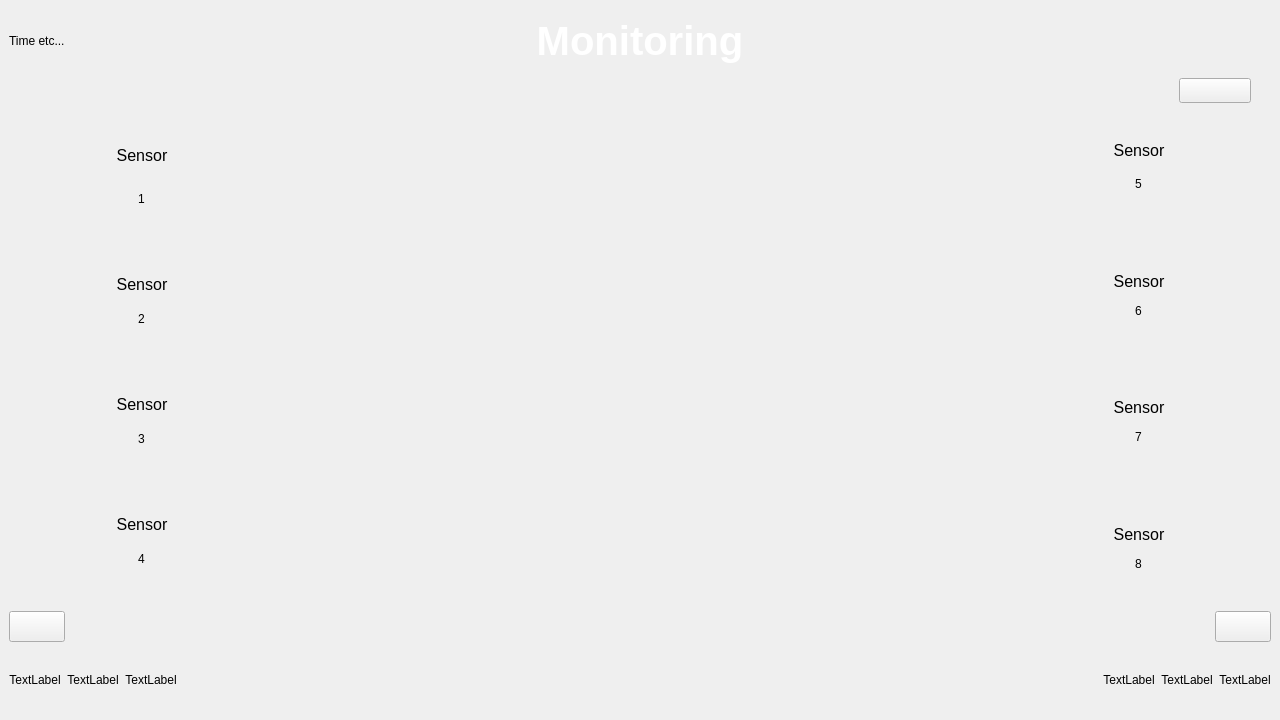
dup06087/Ship_Controller_UI, file new_UI/V2.0_add_main_and_boardprogram/Theme.ui: the form before one commit.
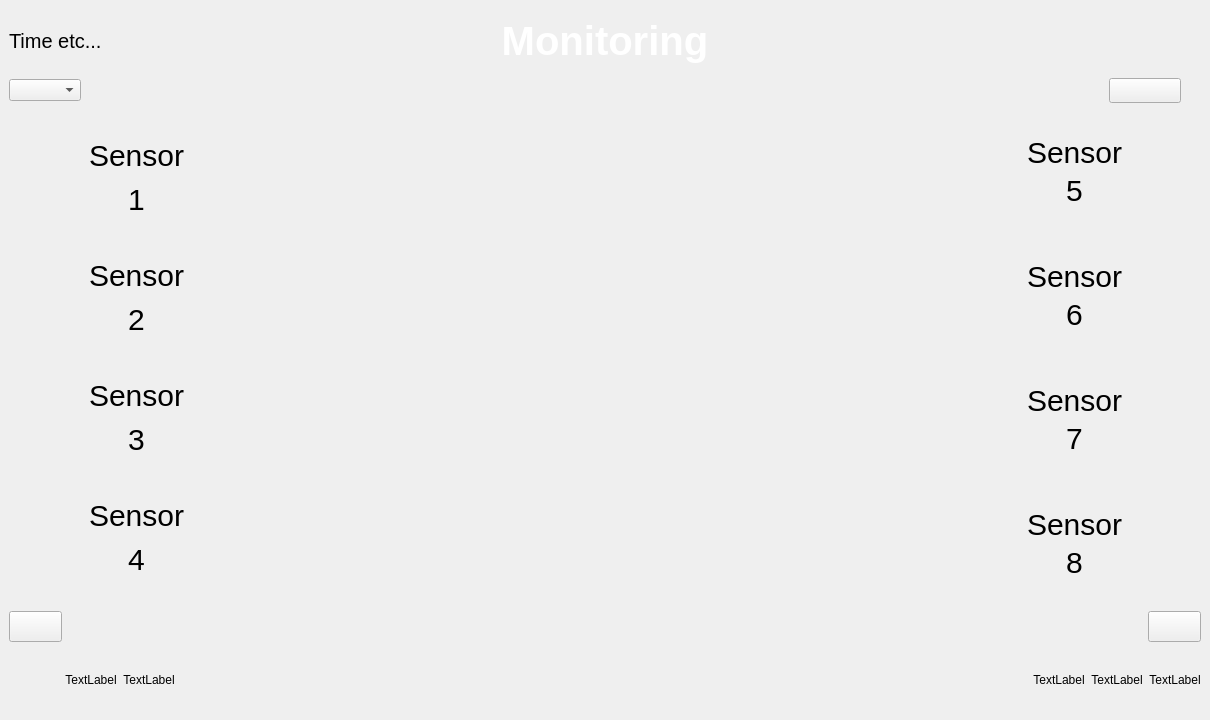
The form after the commit. The open tabs and pages were chosen to show the change. Icons and pictures are not drawn. Custom widgets are drawn as their Qt base class.

What changed in the file:
```diff
--- a/new_UI/V2.0_add_main_and_boardprogram/Theme.ui
+++ b/new_UI/V2.0_add_main_and_boardprogram/Theme.ui
@@ -6,7 +6,7 @@
    <rect>
     <x>0</x>
     <y>0</y>
-    <width>1280</width>
+    <width>1210</width>
     <height>720</height>
    </rect>
   </property>
@@ -31,7 +31,13 @@
         <item>
          <layout class="QHBoxLayout" name="horizontalLayout_2">
           <item>
-           <widget class="QLabel" name="lbl_top_left">
+           <widget class="QLabel" name="lbl_time">
+            <property name="font">
+             <font>
+              <family>Arial</family>
+              <pointsize>15</pointsize>
+             </font>
+            </property>
             <property name="text">
              <string>Time etc...</string>
             </property>
@@ -165,7 +171,10 @@
        </layout>
       </item>
       <item>
-       <layout class="QHBoxLayout" name="lay_menu_h" stretch="0,200,2,5">
+       <layout class="QHBoxLayout" name="lay_menu_h" stretch="0,0,200,2,5">
+        <item>
+         <widget class="QComboBox" name="combo_port"/>
+        </item>
         <item>
          <spacer name="verticalSpacer_9">
           <property name="orientation">
@@ -314,7 +323,12 @@
     background-repeat: no-repeat;
     background-position: center;
     background-size: cover;
-}</string>
+}
+
+QWidget{
+font-size: 30px; font-family: Arial;
+}
+</string>
                     </property>
                     <layout class="QGridLayout" name="gridLayout_16">
                      <item row="0" column="0">
@@ -368,7 +382,7 @@
                               <property name="font">
                                <font>
                                 <family>Arial</family>
-                                <pointsize>12</pointsize>
+                                <pointsize>-1</pointsize>
                                </font>
                               </property>
                               <property name="text">
@@ -509,7 +523,7 @@
                               <property name="font">
                                <font>
                                 <family>Arial</family>
-                                <pointsize>12</pointsize>
+                                <pointsize>-1</pointsize>
                                </font>
                               </property>
                               <property name="text">
@@ -519,7 +533,7 @@
                                <bool>true</bool>
                               </property>
                               <property name="alignment">
-                               <set>Qt::AlignBottom|Qt::AlignHCenter</set>
+                               <set>Qt::AlignCenter</set>
                               </property>
                              </widget>
                             </item>
@@ -650,7 +664,7 @@
                               <property name="font">
                                <font>
                                 <family>Arial</family>
-                                <pointsize>12</pointsize>
+                                <pointsize>-1</pointsize>
                                </font>
                               </property>
                               <property name="text">
@@ -660,7 +674,7 @@
                                <bool>true</bool>
                               </property>
                               <property name="alignment">
-                               <set>Qt::AlignBottom|Qt::AlignHCenter</set>
+                               <set>Qt::AlignCenter</set>
                               </property>
                              </widget>
                             </item>
@@ -785,7 +799,7 @@
                               <property name="font">
                                <font>
                                 <family>Arial</family>
-                                <pointsize>12</pointsize>
+                                <pointsize>-1</pointsize>
                                </font>
                               </property>
                               <property name="text">
@@ -795,7 +809,7 @@
                                <bool>true</bool>
                               </property>
                               <property name="alignment">
-                               <set>Qt::AlignBottom|Qt::AlignHCenter</set>
+                               <set>Qt::AlignCenter</set>
                               </property>
                              </widget>
                             </item>
@@ -1093,7 +1107,12 @@
     background-repeat: no-repeat;
     background-position: center;
     background-size: cover;
-}</string>
+}
+
+QWidget{
+font-size: 30px; font-family: Arial;
+}
+</string>
                     </property>
                     <layout class="QGridLayout" name="gridLayout_17">
                      <item row="0" column="0">
@@ -1141,7 +1160,7 @@
                               <property name="font">
                                <font>
                                 <family>Arial</family>
-                                <pointsize>12</pointsize>
+                                <pointsize>-1</pointsize>
                                </font>
                               </property>
                               <property name="text">
@@ -1276,7 +1295,7 @@
                               <property name="font">
                                <font>
                                 <family>Arial</family>
-                                <pointsize>12</pointsize>
+                                <pointsize>-1</pointsize>
                                </font>
                               </property>
                               <property name="text">
@@ -1286,7 +1305,7 @@
                                <bool>true</bool>
                               </property>
                               <property name="alignment">
-                               <set>Qt::AlignBottom|Qt::AlignHCenter</set>
+                               <set>Qt::AlignCenter</set>
                               </property>
                              </widget>
                             </item>
@@ -1411,7 +1430,7 @@
                               <property name="font">
                                <font>
                                 <family>Arial</family>
-                                <pointsize>12</pointsize>
+                                <pointsize>-1</pointsize>
                                </font>
                               </property>
                               <property name="text">
@@ -1421,7 +1440,7 @@
                                <bool>true</bool>
                               </property>
                               <property name="alignment">
-                               <set>Qt::AlignBottom|Qt::AlignHCenter</set>
+                               <set>Qt::AlignCenter</set>
                               </property>
                              </widget>
                             </item>
@@ -1546,7 +1565,7 @@
                               <property name="font">
                                <font>
                                 <family>Arial</family>
-                                <pointsize>12</pointsize>
+                                <pointsize>-1</pointsize>
                                </font>
                               </property>
                               <property name="text">
@@ -1556,7 +1575,7 @@
                                <bool>true</bool>
                               </property>
                               <property name="alignment">
-                               <set>Qt::AlignBottom|Qt::AlignHCenter</set>
+                               <set>Qt::AlignCenter</set>
                               </property>
                              </widget>
                             </item>
@@ -2423,9 +2442,37 @@
           <item>
            <layout class="QHBoxLayout" name="horizontalLayout_5">
             <item>
-             <widget class="QLabel" name="label_13">
+             <widget class="QLabel" name="lbl_img_gas_station">
+              <property name="sizePolicy">
+               <sizepolicy hsizetype="Minimum" vsizetype="Minimum">
+                <horstretch>0</horstretch>
+                <verstretch>0</verstretch>
+               </sizepolicy>
+              </property>
+              <property name="minimumSize">
+               <size>
+                <width>50</width>
+                <height>50</height>
+               </size>
+              </property>
+              <property name="baseSize">
+               <size>
+                <width>0</width>
+                <height>0</height>
+               </size>
+              </property>
+              <property name="styleSheet">
+               <string notr="true">QLabel
+{
+    border-image: url(img_gas_station.png);
+    background-repeat: no-repeat;
+    background-position: center;
+    background-size: cover;
+}
+</string>
+              </property>
               <property name="text">
-               <string>TextLabel</string>
+               <string/>
               </property>
               <property name="scaledContents">
                <bool>true</bool>
```
Left out of the diff: 53 changed lines with no effect on the pictures.
